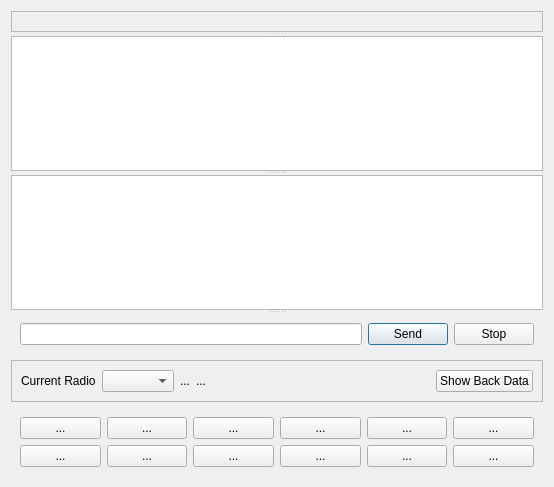
The window that mqt/MqtDataModes/enginewindow.ui (Rsclub22/Minos2-Mirror) describes before a commit, drawn with Qt 5.
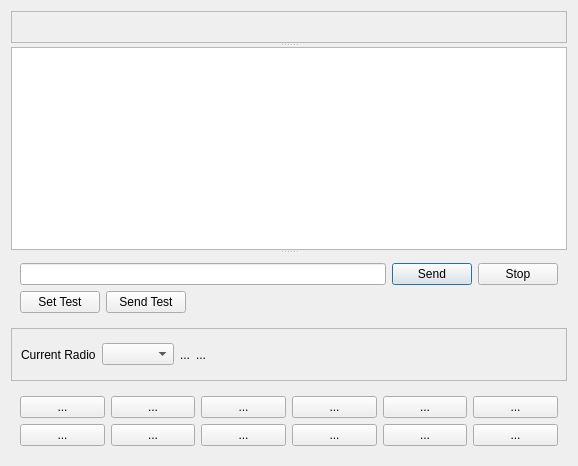
The same window after the commit. Custom widgets are drawn as their Qt base class.

Commit message: Kill off back data, Add a test TX string

Diff of the .ui file:
```diff
--- a/mqt/MqtDataModes/enginewindow.ui
+++ b/mqt/MqtDataModes/enginewindow.ui
@@ -6,8 +6,8 @@
    <rect>
     <x>0</x>
     <y>0</y>
-    <width>554</width>
-    <height>487</height>
+    <width>578</width>
+    <height>466</height>
    </rect>
   </property>
   <property name="windowTitle">
@@ -27,7 +27,6 @@
        <enum>QFrame::Raised</enum>
       </property>
      </widget>
-     <widget class="QListWidget" name="backData"/>
      <widget class="DataPainter" name="rxChars">
       <property name="alignment">
        <set>Qt::AlignLeading|Qt::AlignLeft|Qt::AlignTop</set>
@@ -37,6 +36,8 @@
       <layout class="QVBoxLayout" name="verticalLayout_2">
        <item>
         <widget class="QFrame" name="sendFrame">
+         <layout class="QVBoxLayout" name="verticalLayout_4">
+          <item>
          <layout class="QHBoxLayout" name="horizontalLayout">
           <item>
            <widget class="QLineEdit" name="sendEdit">
@@ -66,6 +67,46 @@
            </widget>
           </item>
          </layout>
+          </item>
+          <item>
+           <layout class="QHBoxLayout" name="horizontalLayout_5">
+            <item>
+             <widget class="QPushButton" name="setTestButton">
+              <property name="text">
+               <string>Set Test</string>
+              </property>
+             </widget>
+            </item>
+            <item>
+             <widget class="QPushButton" name="testButton">
+              <property name="text">
+               <string>Send Test</string>
+              </property>
+             </widget>
+            </item>
+            <item>
+             <widget class="QLabel" name="testString">
+              <property name="text">
+               <string/>
+              </property>
+             </widget>
+            </item>
+            <item>
+             <spacer name="horizontalSpacer_2">
+              <property name="orientation">
+               <enum>Qt::Orientation::Horizontal</enum>
+              </property>
+              <property name="sizeHint" stdset="0">
+               <size>
+                <width>40</width>
+                <height>20</height>
+               </size>
+              </property>
+             </spacer>
+            </item>
+           </layout>
+          </item>
+         </layout>
         </widget>
        </item>
        <item>
@@ -118,13 +159,6 @@
             </property>
            </spacer>
           </item>
-          <item>
-           <widget class="QPushButton" name="backDataButton">
-            <property name="text">
-             <string>Show Back Data</string>
-            </property>
-           </widget>
-          </item>
          </layout>
         </widget>
        </item>
```
Left out of the diff: 16 changed lines with no effect on the pictures. Lines whose indentation alone changed are shown as unchanged. The commit also changes 7 other files.
